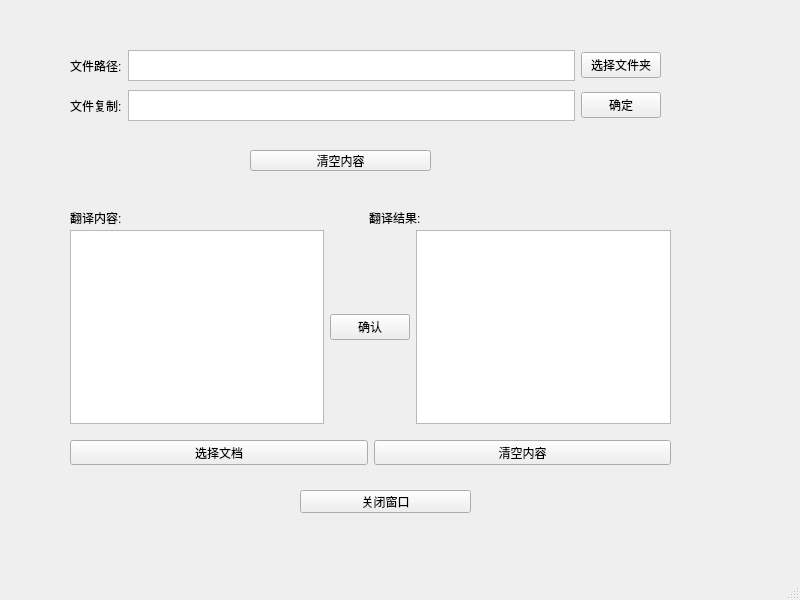
Above: example_files.ui from kevinparkpark/UIDemo before the change. Below: the same form after it.
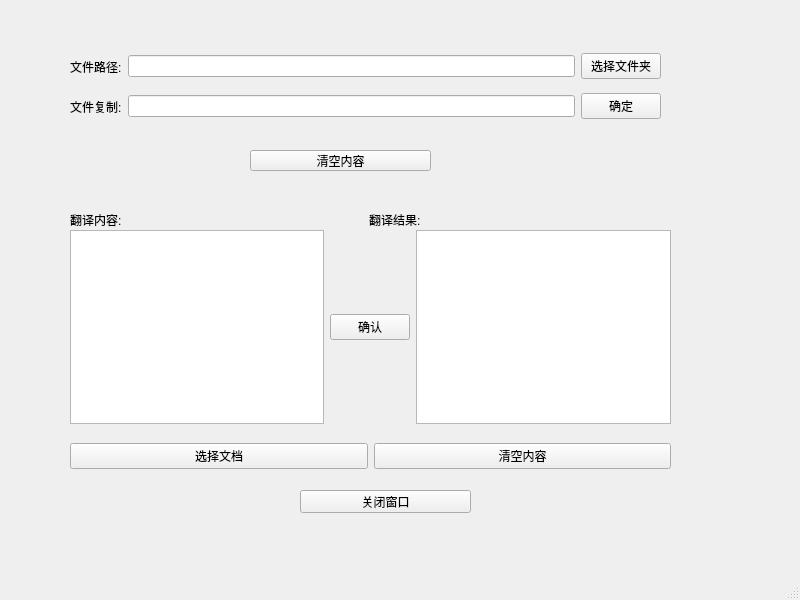
That is the form after the change.

```diff
--- a/example_files.ui
+++ b/example_files.ui
@@ -20,7 +20,7 @@
       <x>70</x>
       <y>50</y>
       <width>591</width>
-      <height>31</height>
+      <height>33</height>
      </rect>
     </property>
     <layout class="QHBoxLayout" name="horizontalLayout_2">
@@ -32,7 +32,7 @@
       </widget>
      </item>
      <item>
-      <widget class="QTextBrowser" name="textBrowser_2"/>
+      <widget class="QLineEdit" name="lineEdit_2"/>
      </item>
      <item>
       <widget class="QPushButton" name="pushButton_3">
@@ -75,7 +75,7 @@
       <x>70</x>
       <y>90</y>
       <width>591</width>
-      <height>31</height>
+      <height>33</height>
      </rect>
     </property>
     <layout class="QHBoxLayout" name="horizontalLayout">
@@ -87,7 +87,7 @@
       </widget>
      </item>
      <item>
-      <widget class="QTextBrowser" name="textBrowser_3"/>
+      <widget class="QLineEdit" name="lineEdit"/>
      </item>
      <item>
       <widget class="QPushButton" name="pushButton_2">
@@ -104,7 +104,7 @@
       <x>70</x>
       <y>210</y>
       <width>591</width>
-      <height>16</height>
+      <height>20</height>
      </rect>
     </property>
     <layout class="QHBoxLayout" name="horizontalLayout_3">
@@ -155,7 +155,7 @@
       <x>70</x>
       <y>440</y>
       <width>601</width>
-      <height>25</height>
+      <height>32</height>
      </rect>
     </property>
     <layout class="QHBoxLayout" name="horizontalLayout_5">
```
Left out of the diff: 34 changed lines with no effect on the pictures.
